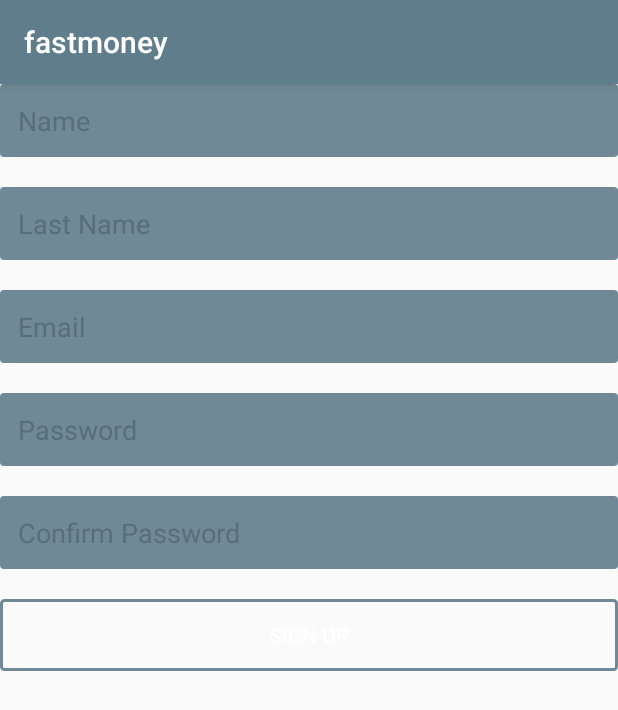
After one commit to ricardovasquezpe/fast_money_app, an Android app: the fragment Singup shown on its own in the app's theme, on a phone screen of 412 x 824 dp. The commit adds this screen. Shown: the top 710 px of the screen. Run offline under Robolectric (Android 15) with nearby library versions, the phone set to English and light mode, and no system bars.

Commit message:
Adding a fragment

```diff
--- a/app/src/main/java/fastmoanyapp/fastmoney/activity/LoginActivity.java
+++ b/app/src/main/java/fastmoanyapp/fastmoney/activity/LoginActivity.java
@@ -4,6 +4,7 @@ import android.app.Activity;
 import android.app.AlertDialog;
 import android.content.DialogInterface;
 import android.os.Bundle;
+import android.support.v4.app.FragmentActivity;
 import android.text.Editable;
 import android.text.TextWatcher;
 import android.util.Log;
@@ -22,7 +23,7 @@ import retrofit2.Callback;
 import retrofit2.Response;
 import fastmoanyapp.fastmoney.utils.utils;
 
-public class LoginActivity extends Activity {
+public class LoginActivity extends FragmentActivity {
 
     userService UserService;
     Button btn_login;
--- /dev/null
+++ b/app/src/main/java/layout/Singup.java
@@ -0,0 +1,109 @@
+package layout;
+
+import android.content.Context;
+import android.net.Uri;
+import android.os.Bundle;
+import android.support.v4.app.Fragment;
+import android.view.LayoutInflater;
+import android.view.View;
+import android.view.ViewGroup;
+
+import fastmoanyapp.fastmoney.R;
+
+/**
+ * A simple {@link Fragment} subclass.
+ * Activities that contain this fragment must implement the
+ * {@link Singup.OnFragmentInteractionListener} interface
+ * to handle interaction events.
+ * Use the {@link Singup#newInstance} factory method to
+ * create an instance of this fragment.
+ */
+public class Singup extends Fragment {
+    // TODO: Rename parameter arguments, choose names that match
+    // the fragment initialization parameters, e.g. ARG_ITEM_NUMBER
+    private static final String ARG_PARAM1 = "param1";
+    private static final String ARG_PARAM2 = "param2";
+
+    // TODO: Rename and change types of parameters
+    private String mParam1;
+    private String mParam2;
+
+    private OnFragmentInteractionListener mListener;
+
+    public Singup() {
+        // Required empty public constructor
+    }
+
+    /**
+     * Use this factory method to create a new instance of
+     * this fragment using the provided parameters.
+     *
+     * @param param1 Parameter 1.
+     * @param param2 Parameter 2.
+     * @return A new instance of fragment Singup.
+     */
+    // TODO: Rename and change types and number of parameters
+    public static Singup newInstance(String param1, String param2) {
+        Singup fragment = new Singup();
+        Bundle args = new Bundle();
+        args.putString(ARG_PARAM1, param1);
+        args.putString(ARG_PARAM2, param2);
+        fragment.setArguments(args);
+        return fragment;
+    }
+
+    @Override
+    public void onCreate(Bundle savedInstanceState) {
+        super.onCreate(savedInstanceState);
+        if (getArguments() != null) {
+            mParam1 = getArguments().getString(ARG_PARAM1);
+            mParam2 = getArguments().getString(ARG_PARAM2);
+        }
+    }
+
+    @Override
+    public View onCreateView(LayoutInflater inflater, ViewGroup container,
+                             Bundle savedInstanceState) {
+        // Inflate the layout for this fragment
+        return inflater.inflate(R.layout.fragment_singup, container, false);
+    }
+
+    // TODO: Rename method, update argument and hook method into UI event
+    public void onButtonPressed(Uri uri) {
+        if (mListener != null) {
+            mListener.onFragmentInteraction(uri);
+        }
+    }
+
+    /*@Override
+    public void onAttach(Context context) {
+        super.onAttach(context);
+        if (context instanceof OnFragmentInteractionListener) {
+            mListener = (OnFragmentInteractionListener) context;
+        } else {
+            throw new RuntimeException(context.toString()
+                    + " must implement OnFragmentInteractionListener");
+        }
+    }*/
+
+    @Override
+    public void onDetach() {
+        super.onDetach();
+        mListener = null;
+    }
+
+    /**
+     * This interface must be implemented by activities that contain this
+     * fragment to allow an interaction in this fragment to be communicated
+     * to the activity and potentially other fragments contained in that
+     * activity.
+     * <p/>
+     * See the Android Training lesson <a href=
+     * "http://developer.android.com/training/basics/fragments/communicating.html"
+     * >Communicating with Other Fragments</a> for more information.
+     */
+    public interface OnFragmentInteractionListener {
+        // TODO: Update argument type and name
+        void onFragmentInteraction(Uri uri);
+    }
+}
--- a/app/src/main/res/layout/activity_login.xml
+++ b/app/src/main/res/layout/activity_login.xml
@@ -71,7 +71,20 @@
 
             </LinearLayout>
 
+            <LinearLayout
+                android:id="@+id/map_layout"
+                android:layout_width="match_parent"
+                android:layout_height="match_parent"
+                android:visibility="visible" >
 
+                <fragment
+                    android:layout_width="wrap_content"
+                    android:layout_height="wrap_content"
+                    class = "layout.Singup"
+                    android:id="@+id/fragment"
+                    android:layout_gravity="center_horizontal"/>
+
+            </LinearLayout>
 
             <EditText
                 android:layout_width="match_parent"
--- /dev/null
+++ b/app/src/main/res/layout/fragment_singup.xml
@@ -0,0 +1,66 @@
+<LinearLayout xmlns:android="http://schemas.android.com/apk/res/android"
+    xmlns:tools="http://schemas.android.com/tools"
+    android:layout_width="match_parent"
+    android:layout_height="match_parent"
+    tools:context="layout.Singup"
+    android:orientation="vertical"
+    android:layout_gravity="center">
+
+    <EditText
+        android:layout_width="match_parent"
+        android:layout_height="wrap_content"
+        android:id="@+id/et_name_su"
+        android:textColor="@color/colorWhiteText"
+        android:hint="Name"
+        android:background="@drawable/outline_edit_text"/>
+
+    <EditText
+        android:layout_width="match_parent"
+        android:layout_height="wrap_content"
+        android:layout_marginTop="20dp"
+        android:id="@+id/et_last_name_su"
+        android:textColor="@color/colorWhiteText"
+        android:hint="Last Name"
+        android:background="@drawable/outline_edit_text"/>
+
+    <EditText
+        android:layout_width="match_parent"
+        android:layout_height="wrap_content"
+        android:layout_marginTop="20dp"
+        android:id="@+id/et_email_su"
+        android:textColor="@color/colorWhiteText"
+        android:hint="Email"
+        android:background="@drawable/outline_edit_text"/>
+
+    <EditText
+        android:layout_width="match_parent"
+        android:layout_height="wrap_content"
+        android:layout_marginTop="20dp"
+        android:id="@+id/et_password_su"
+        android:textColor="@color/colorWhiteText"
+        android:hint="Password"
+        android:ems="10"
+        android:inputType="textPassword"
+        android:background="@drawable/outline_edit_text"/>
+
+    <EditText
+        android:layout_width="match_parent"
+        android:layout_height="wrap_content"
+        android:layout_marginTop="20dp"
+        android:id="@+id/et_confirm_password_su"
+        android:textColor="@color/colorWhiteText"
+        android:hint="Confirm Password"
+        android:ems="10"
+        android:inputType="textPassword"
+        android:background="@drawable/outline_edit_text"/>
+
+    <Button
+        android:id="@+id/btn_sing_up"
+        android:layout_width="match_parent"
+        android:layout_height="wrap_content"
+        android:layout_marginTop="20dp"
+        android:background="@drawable/outline_button"
+        android:textColor="@color/colorWhiteText"
+        android:text="Sign Up" />
+
+</LinearLayout>
```
